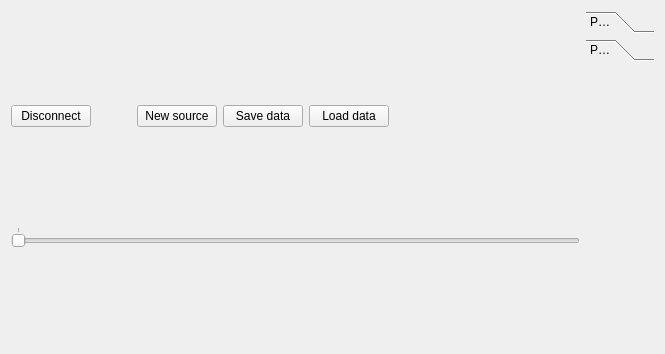
Tasssadar/Lorris, file src/LorrisAnalyzer/lorrisanalyzer.ui: the form before one commit.
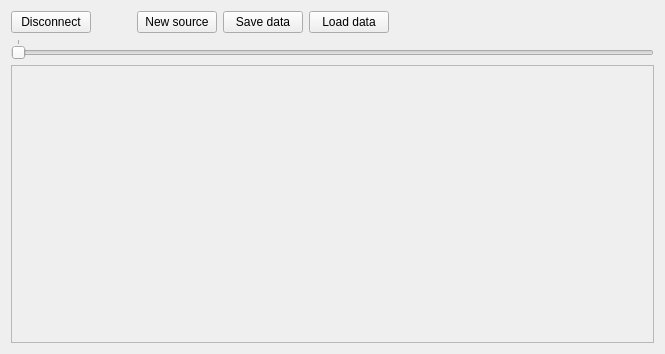
The form after the commit. The open tabs and pages were chosen to show the change.

Commit message: [44] Make it working, see inside *Add new updateData() signal - everything should get updated as soon as user does that action, not when data arrives *Add DataWidgets area *Add NumberWidget. TODO: floats, button icon

```diff
--- a/src/LorrisAnalyzer/lorrisanalyzer.ui
+++ b/src/LorrisAnalyzer/lorrisanalyzer.ui
@@ -19,11 +19,9 @@
   <property name="windowTitle">
    <string>Form</string>
   </property>
-  <layout class="QGridLayout" name="gridLayout">
-   <item row="0" column="0">
-    <layout class="QHBoxLayout" name="horizontalLayout_2" stretch="1,0">
+  <layout class="QHBoxLayout" name="horizontalLayout_2" stretch="0">
      <item>
-      <layout class="QVBoxLayout" name="leftVLayout" stretch="0,0">
+    <layout class="QVBoxLayout" name="leftVLayout" stretch="0,0,3">
        <item>
         <layout class="QHBoxLayout" name="horizontalLayout">
          <item>
@@ -110,40 +108,30 @@
          </property>
         </widget>
        </item>
-      </layout>
-     </item>
      <item>
-      <widget class="QToolBox" name="toolBox">
-       <property name="currentIndex">
-        <number>0</number>
-       </property>
-       <widget class="QWidget" name="page_3">
+      <layout class="QHBoxLayout" name="bottomHLayout">
+       <item>
+        <layout class="QVBoxLayout" name="verticalLayout" stretch="0">
+         <item>
+          <widget class="QScrollArea" name="widgetsScrollArea">
+           <property name="widgetResizable">
+            <bool>true</bool>
+           </property>
+           <widget class="QWidget" name="scrollAreaWidgetContents">
         <property name="geometry">
          <rect>
           <x>0</x>
           <y>0</y>
-          <width>60</width>
-          <height>278</height>
-         </rect>
-        </property>
-        <attribute name="label">
-         <string>Page 1</string>
-        </attribute>
-       </widget>
-       <widget class="QWidget" name="page_4">
-        <property name="geometry">
-         <rect>
-          <x>0</x>
-          <y>0</y>
-          <width>60</width>
-          <height>278</height>
-         </rect>
-        </property>
-        <attribute name="label">
-         <string>Page 2</string>
-        </attribute>
-       </widget>
-      </widget>
+              <width>645</width>
+              <height>271</height>
+             </rect>
+            </property>
+           </widget>
+          </widget>
+         </item>
+        </layout>
+       </item>
+      </layout>
      </item>
     </layout>
    </item>
```
Lines whose indentation alone changed are shown as unchanged. The commit also changes 22 other files.
